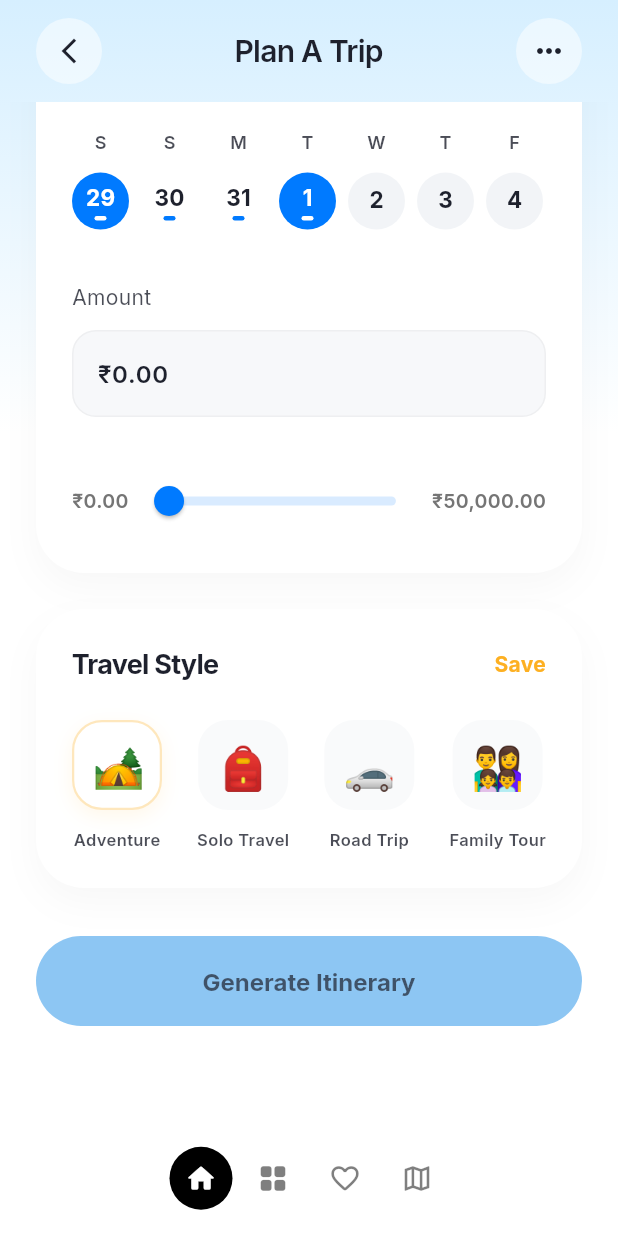
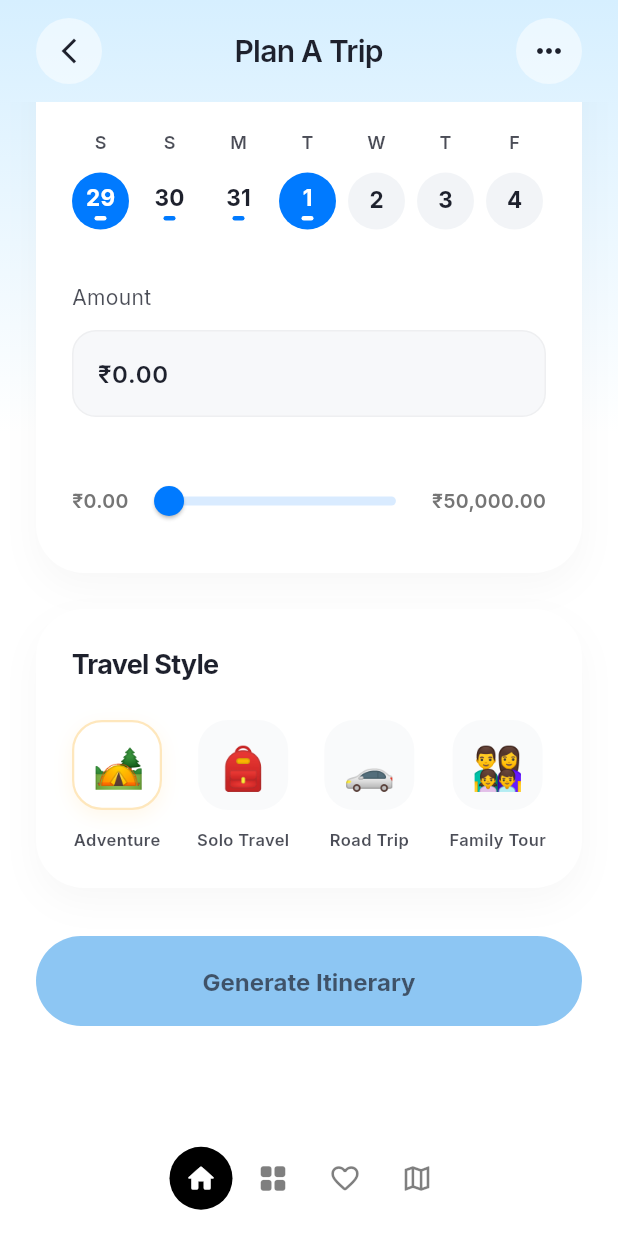
Before and after one commit to ayushD-Max/Yatra-AI, a Flutter app: the PlanTripScreen screen opened by its route, scrolled down 179 dp, on a phone screen of 412 x 824 dp. Run offline on Flutter 3.47's test engine with Material 3 defaults, Android fonts, the phone set to English and light mode, and no system bars; our stand-ins replace cached_network_image, equatable, flutter_bloc, flutter_dotenv, go_router, google_fonts and 4 more; accounts and stored records are empty; network calls fail.

Commit message:
Remove redundant Save buttons from Date & Budget and Travel Style sections

```diff
--- a/lib/features/trip_planning/presentation/screens/plan_trip_screen.dart
+++ b/lib/features/trip_planning/presentation/screens/plan_trip_screen.dart
@@ -316,13 +316,6 @@ class _PlanTripScreenState extends State<PlanTripScreen> {
                                     fontSize: 18,
                                   ),
                                 ),
-                                Text(
-                                  'Save',
-                                  style: AppTextStyles.bodyMedium.copyWith(
-                                    color: _blueColor,
-                                    fontWeight: FontWeight.bold,
-                                  ),
-                                ),
                               ],
                             ),
                             const SizedBox(height: 24),
@@ -555,13 +548,6 @@ class _PlanTripScreenState extends State<PlanTripScreen> {
                                   'Travel Style',
                                   style: AppTextStyles.h2.copyWith(
                                     fontSize: 18,
-                                  ),
-                                ),
-                                Text(
-                                  'Save',
-                                  style: AppTextStyles.bodyMedium.copyWith(
-                                    color: const Color(0xFFFDB022),
-                                    fontWeight: FontWeight.bold,
                                   ),
                                 ),
                               ],
```
